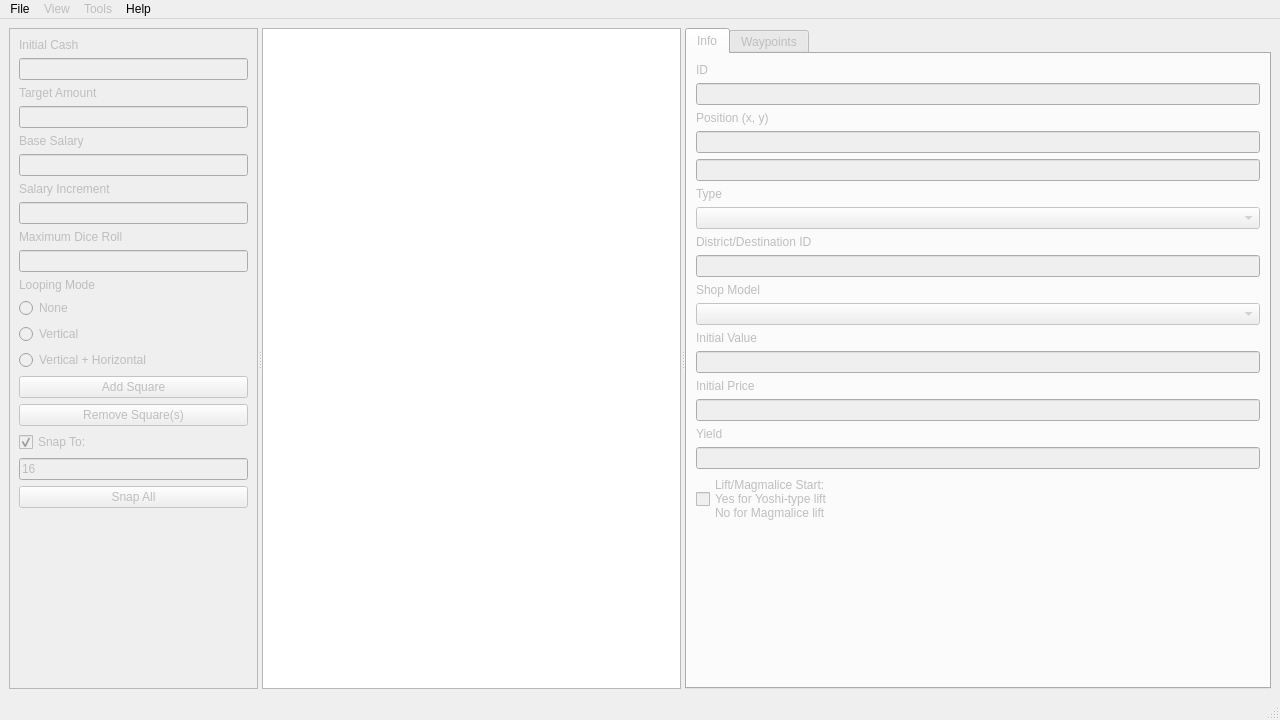
Qt form mainwindow.ui (FortuneStreetModding/fortune-avenue-qt) before a commit.
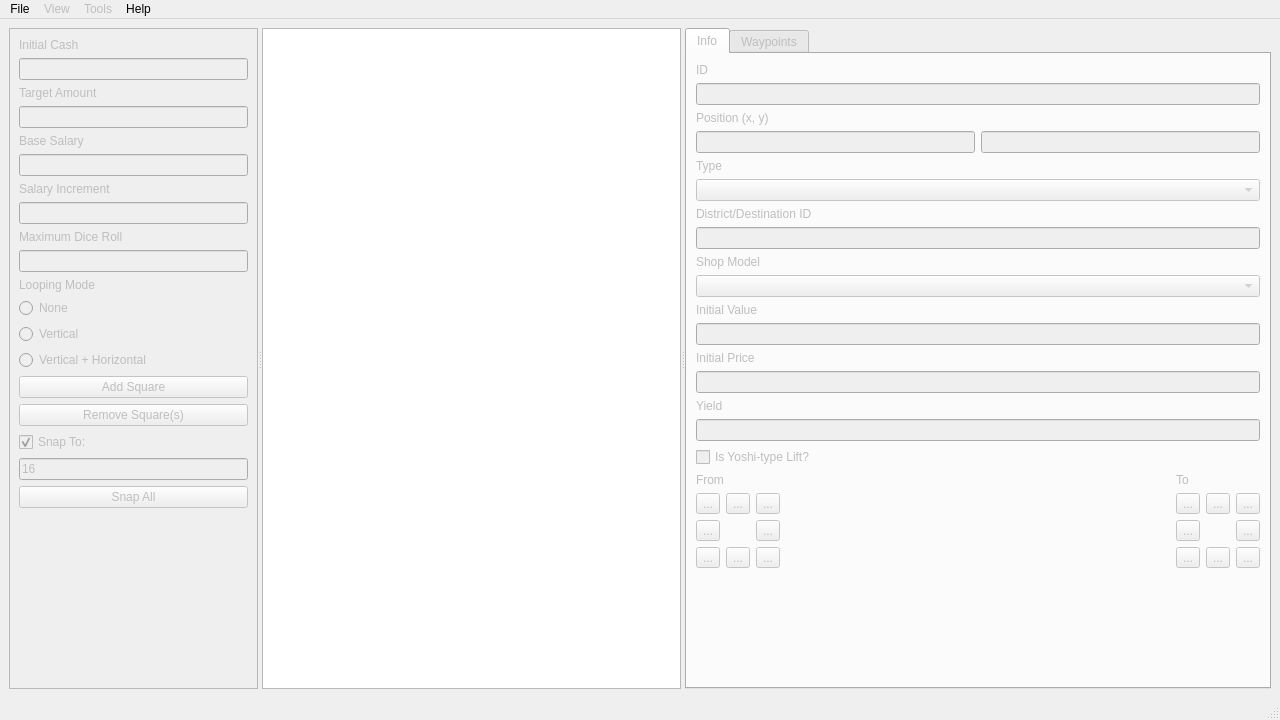
The same form after that commit. Icons and pictures are not drawn.

What changed in the file:
```diff
--- a/mainwindow.ui
+++ b/mainwindow.ui
@@ -243,10 +243,14 @@
           </widget>
          </item>
          <item>
-          <widget class="QLineEdit" name="positionX"/>
-         </item>
-         <item>
-          <widget class="QLineEdit" name="positionY"/>
+          <layout class="QHBoxLayout" name="horizontalLayout_7">
+           <item>
+            <widget class="QLineEdit" name="positionY"/>
+           </item>
+           <item>
+            <widget class="QLineEdit" name="positionX"/>
+           </item>
+          </layout>
          </item>
          <item>
           <widget class="QLabel" name="label_9">
@@ -314,11 +318,315 @@
          </item>
          <item>
           <widget class="QCheckBox" name="isLift">
-           <property name="text">
+           <property name="toolTip">
             <string>Lift/Magmalice Start:
 Yes for Yoshi-type lift
 No for Magmalice lift</string>
            </property>
+           <property name="text">
+            <string>Is Yoshi-type Lift?</string>
+           </property>
+          </widget>
+         </item>
+         <item>
+          <widget class="QWidget" name="widget" native="true">
+           <layout class="QGridLayout" name="gridLayout">
+            <property name="leftMargin">
+             <number>0</number>
+            </property>
+            <property name="topMargin">
+             <number>0</number>
+            </property>
+            <property name="rightMargin">
+             <number>0</number>
+            </property>
+            <property name="bottomMargin">
+             <number>0</number>
+            </property>
+            <item row="1" column="1">
+             <widget class="QToolButton" name="from_north">
+              <property name="text">
+               <string>...</string>
+              </property>
+              <property name="icon">
+               <iconset theme=":/buttonicons/arrow_north.svg"/>
+              </property>
+              <property name="checkable">
+               <bool>true</bool>
+              </property>
+              <attribute name="buttonGroup">
+               <string notr="true">fromButtons</string>
+              </attribute>
+             </widget>
+            </item>
+            <item row="1" column="3">
+             <spacer name="horizontalSpacer">
+              <property name="orientation">
+               <enum>Qt::Horizontal</enum>
+              </property>
+              <property name="sizeHint" stdset="0">
+               <size>
+                <width>40</width>
+                <height>20</height>
+               </size>
+              </property>
+             </spacer>
+            </item>
+            <item row="1" column="0">
+             <widget class="QToolButton" name="from_northwest">
+              <property name="text">
+               <string>...</string>
+              </property>
+              <property name="icon">
+               <iconset theme=":/buttonicons/arrow_northwest.svg"/>
+              </property>
+              <property name="checkable">
+               <bool>true</bool>
+              </property>
+              <attribute name="buttonGroup">
+               <string notr="true">fromButtons</string>
+              </attribute>
+             </widget>
+            </item>
+            <item row="1" column="4">
+             <widget class="QToolButton" name="to_northwest">
+              <property name="text">
+               <string>...</string>
+              </property>
+              <property name="icon">
+               <iconset theme=":/buttonicons/arrow_northwest.svg"/>
+              </property>
+              <property name="checkable">
+               <bool>true</bool>
+              </property>
+              <attribute name="buttonGroup">
+               <string notr="true">toButtons</string>
+              </attribute>
+             </widget>
+            </item>
+            <item row="3" column="5">
+             <widget class="QToolButton" name="to_south">
+              <property name="text">
+               <string>...</string>
+              </property>
+              <property name="icon">
+               <iconset theme=":/buttonicons/arrow_south.svg"/>
+              </property>
+              <property name="checkable">
+               <bool>true</bool>
+              </property>
+              <attribute name="buttonGroup">
+               <string notr="true">toButtons</string>
+              </attribute>
+             </widget>
+            </item>
+            <item row="3" column="2">
+             <widget class="QToolButton" name="from_southeast">
+              <property name="text">
+               <string>...</string>
+              </property>
+              <property name="icon">
+               <iconset theme=":/buttonicons/arrow_southeast.svg"/>
+              </property>
+              <property name="checkable">
+               <bool>true</bool>
+              </property>
+              <attribute name="buttonGroup">
+               <string notr="true">fromButtons</string>
+              </attribute>
+             </widget>
+            </item>
+            <item row="1" column="2">
+             <widget class="QToolButton" name="from_northeast">
+              <property name="text">
+               <string>...</string>
+              </property>
+              <property name="icon">
+               <iconset theme=":/buttonicons/arrow_northeast.svg"/>
+              </property>
+              <property name="checkable">
+               <bool>true</bool>
+              </property>
+              <attribute name="buttonGroup">
+               <string notr="true">fromButtons</string>
+              </attribute>
+             </widget>
+            </item>
+            <item row="1" column="5">
+             <widget class="QToolButton" name="to_north">
+              <property name="text">
+               <string>...</string>
+              </property>
+              <property name="icon">
+               <iconset theme=":/buttonicons/arrow_north.svg"/>
+              </property>
+              <property name="checkable">
+               <bool>true</bool>
+              </property>
+              <attribute name="buttonGroup">
+               <string notr="true">toButtons</string>
+              </attribute>
+             </widget>
+            </item>
+            <item row="2" column="4">
+             <widget class="QToolButton" name="to_west">
+              <property name="text">
+               <string>...</string>
+              </property>
+              <property name="icon">
+               <iconset theme=":/buttonicons/arrow_west.svg"/>
+              </property>
+              <property name="checkable">
+               <bool>true</bool>
+              </property>
+              <attribute name="buttonGroup">
+               <string notr="true">toButtons</string>
+              </attribute>
+             </widget>
+            </item>
+            <item row="2" column="6">
+             <widget class="QToolButton" name="to_east">
+              <property name="text">
+               <string>...</string>
+              </property>
+              <property name="icon">
+               <iconset theme=":/buttonicons/arrow_east.svg"/>
+              </property>
+              <property name="checkable">
+               <bool>true</bool>
+              </property>
+              <attribute name="buttonGroup">
+               <string notr="true">toButtons</string>
+              </attribute>
+             </widget>
+            </item>
+            <item row="3" column="1">
+             <widget class="QToolButton" name="from_south">
+              <property name="text">
+               <string>...</string>
+              </property>
+              <property name="icon">
+               <iconset theme=":/buttonicons/arrow_south.svg"/>
+              </property>
+              <property name="checkable">
+               <bool>true</bool>
+              </property>
+              <attribute name="buttonGroup">
+               <string notr="true">fromButtons</string>
+              </attribute>
+             </widget>
+            </item>
+            <item row="3" column="6">
+             <widget class="QToolButton" name="to_southeast">
+              <property name="text">
+               <string>...</string>
+              </property>
+              <property name="icon">
+               <iconset theme=":/buttonicons/arrow_southeast.svg"/>
+              </property>
+              <property name="checkable">
+               <bool>true</bool>
+              </property>
+              <attribute name="buttonGroup">
+               <string notr="true">toButtons</string>
+              </attribute>
+             </widget>
+            </item>
+            <item row="3" column="4">
+             <widget class="QToolButton" name="to_southwest">
+              <property name="text">
+               <string>...</string>
+              </property>
+              <property name="icon">
+               <iconset theme=":/buttonicons/arrow_southwest.svg"/>
+              </property>
+              <property name="checkable">
+               <bool>true</bool>
+              </property>
+              <attribute name="buttonGroup">
+               <string notr="true">toButtons</string>
+              </attribute>
+             </widget>
+            </item>
+            <item row="2" column="0">
+             <widget class="QToolButton" name="from_west">
+              <property name="text">
+               <string>...</string>
+              </property>
+              <property name="icon">
+               <iconset theme=":/buttonicons/arrow_west.svg"/>
+              </property>
+              <property name="checkable">
+               <bool>true</bool>
+              </property>
+              <attribute name="buttonGroup">
+               <string notr="true">fromButtons</string>
+              </attribute>
+             </widget>
+            </item>
+            <item row="3" column="0">
+             <widget class="QToolButton" name="from_southwest">
+              <property name="text">
+               <string>...</string>
+              </property>
+              <property name="icon">
+               <iconset theme=":/buttonicons/arrow_southwest.svg"/>
+              </property>
+              <property name="checkable">
+               <bool>true</bool>
+              </property>
+              <attribute name="buttonGroup">
+               <string notr="true">fromButtons</string>
+              </attribute>
+             </widget>
+            </item>
+            <item row="1" column="6">
+             <widget class="QToolButton" name="to_northeast">
+              <property name="text">
+               <string>...</string>
+              </property>
+              <property name="icon">
+               <iconset theme=":/buttonicons/arrow_northeast.svg"/>
+              </property>
+              <property name="checkable">
+               <bool>true</bool>
+              </property>
+              <attribute name="buttonGroup">
+               <string notr="true">toButtons</string>
+              </attribute>
+             </widget>
+            </item>
+            <item row="2" column="2">
+             <widget class="QToolButton" name="from_east">
+              <property name="text">
+               <string>...</string>
+              </property>
+              <property name="icon">
+               <iconset theme=":/buttonicons/arrow_east.svg"/>
+              </property>
+              <property name="checkable">
+               <bool>true</bool>
+              </property>
+              <attribute name="buttonGroup">
+               <string notr="true">fromButtons</string>
+              </attribute>
+             </widget>
+            </item>
+            <item row="0" column="0" colspan="3">
+             <widget class="QLabel" name="label_23">
+              <property name="text">
+               <string>From</string>
+              </property>
+             </widget>
+            </item>
+            <item row="0" column="4" colspan="3">
+             <widget class="QLabel" name="label_24">
+              <property name="text">
+               <string>To</string>
+              </property>
+             </widget>
+            </item>
+           </layout>
           </widget>
          </item>
          <item>
```
Left out of the diff: 6 changed lines with no effect on the pictures.
